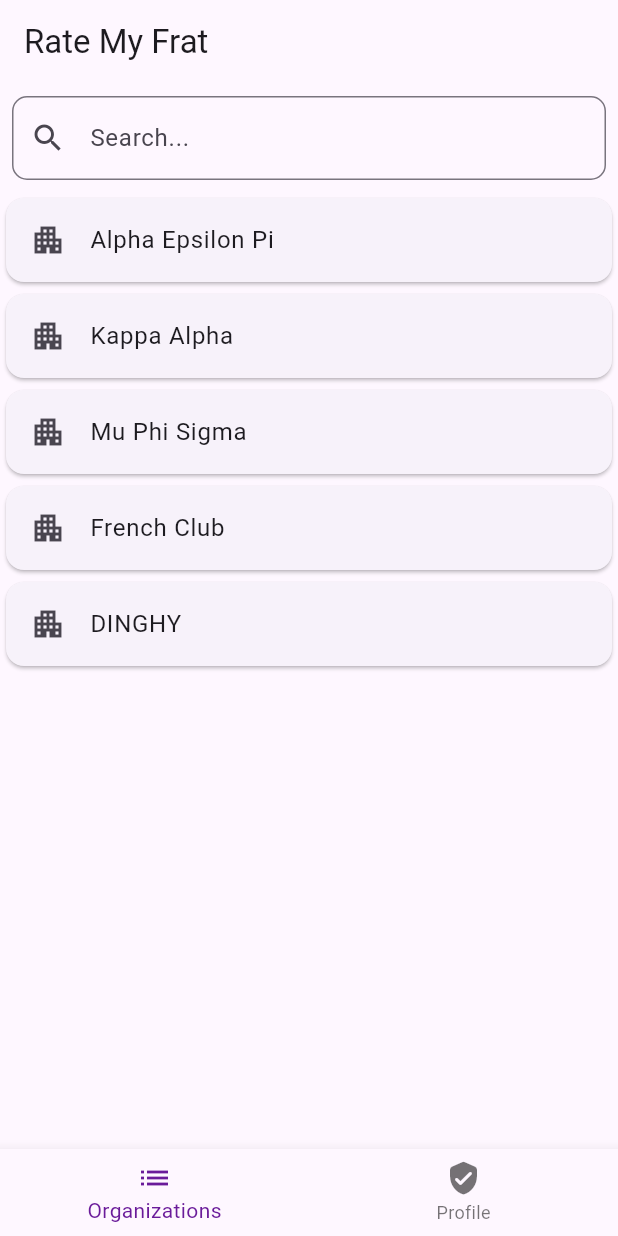
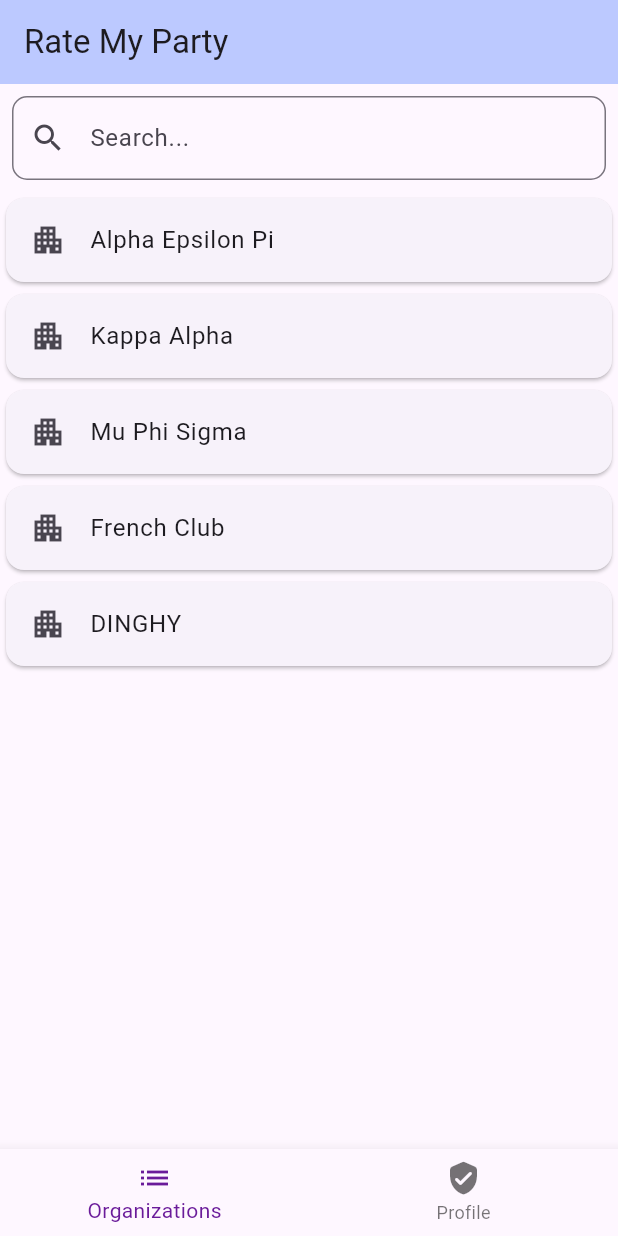
Before and after one commit to yankeeFulcrum/hackVioletProject, a Flutter app: the screen it shows after launch, on a phone screen of 412 x 824 dp. Run offline on Flutter 3.47's test engine with Material 3 defaults, Android fonts, the phone set to English and light mode, and no system bars; missing offline and left inert: random_name_generator.

Commit message:
Update main.dart

```diff
--- a/hackviolet_project/lib/main.dart
+++ b/hackviolet_project/lib/main.dart
@@ -1,9 +1,12 @@
 import 'package:flutter/material.dart';
 import 'orgPage.dart';
+
 
 void main() {
   runApp(const TabBarDemo());
 }
+
+
 
 class TabBarDemo extends StatefulWidget {
   const TabBarDemo({super.key});
@@ -122,13 +125,16 @@
     );
   }
 
+
+
 // Bottom Nav Bar tabs
   @override
   Widget build(BuildContext context) {
     return MaterialApp(
       home: Scaffold(
         appBar: AppBar(
-          title: const Text('Rate My Frat'),
+          backgroundColor: const Color(0x635380ff),
+          title: const Text('Rate My Party'),
         ),
         body: () {
           // Decision logic for what to display based on selected index
```
